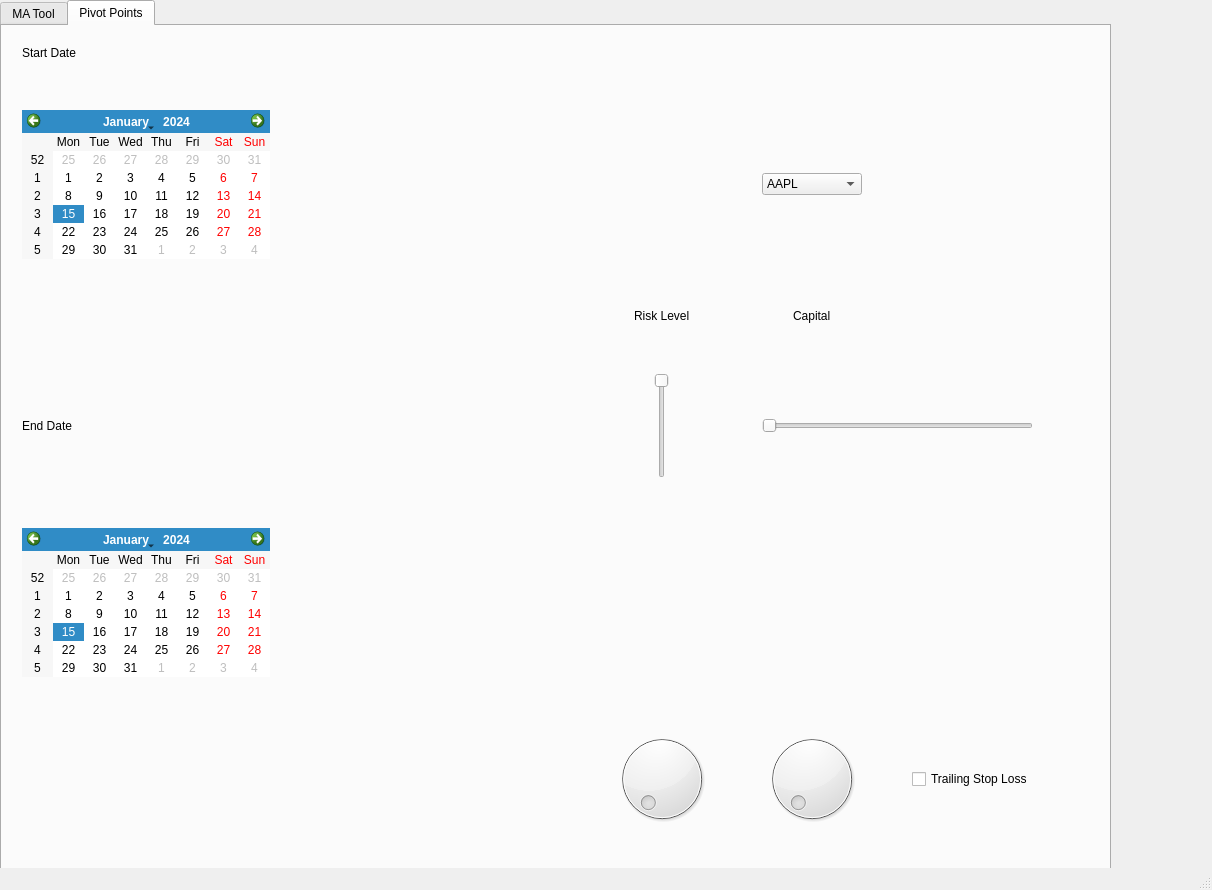
Above: gui.ui from MR-Crisp/Cryptobot before the change. Below: the same form after it.
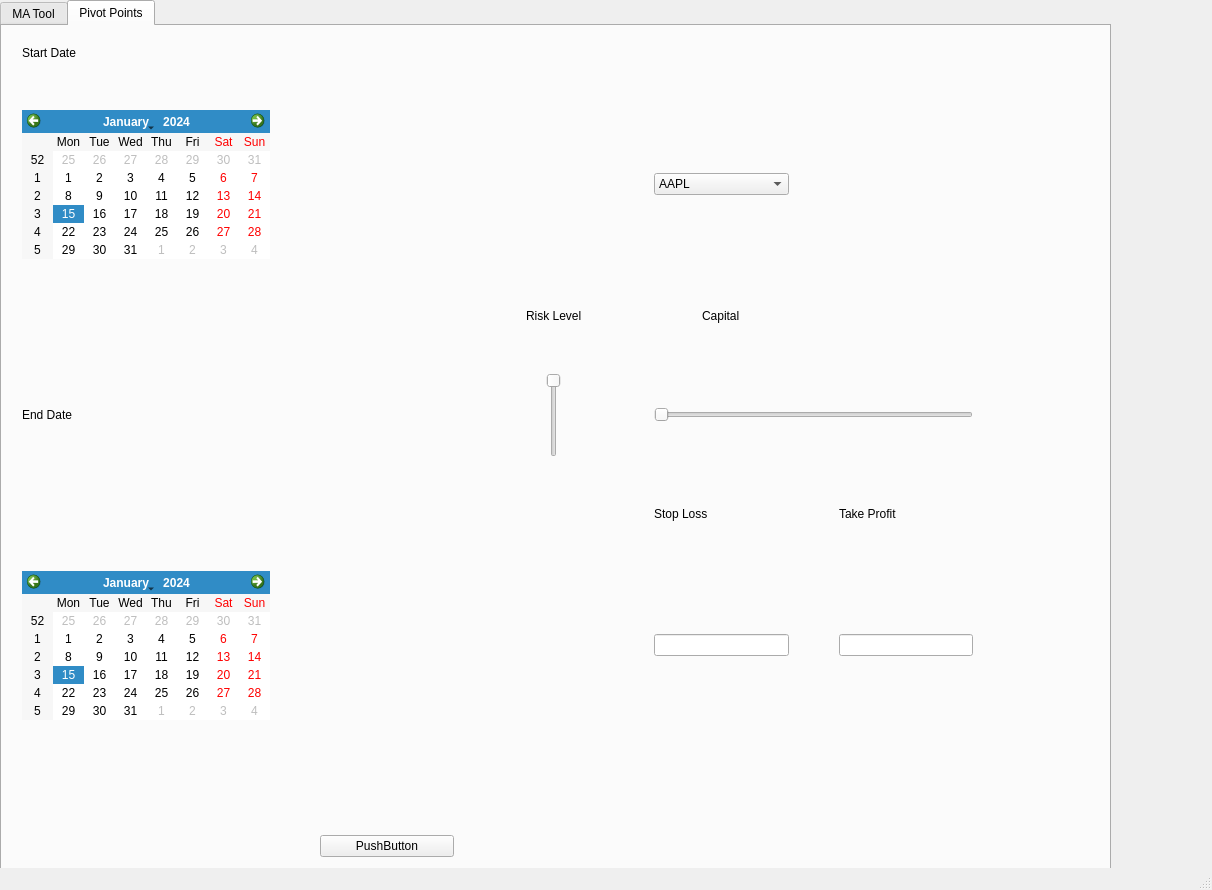
That is the form after the change.

What changed in the file:
```diff
--- a/gui.ui
+++ b/gui.ui
@@ -235,39 +235,45 @@
        <rect>
         <x>20</x>
         <y>20</y>
-        <width>1051</width>
-        <height>877</height>
+        <width>991</width>
+        <height>831</height>
        </rect>
       </property>
-      <layout class="QGridLayout" name="gridLayout" rowstretch="0,0,0,0,0,0,0,0" columnstretch="0,0,0,0,0,0">
+      <layout class="QGridLayout" name="gridLayout" rowstretch="0,0,0,0,0,0,0,0,0" columnstretch="0,0,0,0,0,0">
        <property name="sizeConstraint">
         <enum>QLayout::SetDefaultConstraint</enum>
        </property>
        <property name="spacing">
         <number>50</number>
        </property>
-       <item row="5" column="3">
-        <widget class="QDial" name="dial_2"/>
-       </item>
-       <item row="1" column="0">
-        <widget class="QCalendarWidget" name="tab2_StartDate"/>
-       </item>
-       <item row="0" column="0">
-        <widget class="QLabel" name="label_7">
-         <property name="text">
-          <string>Start Date</string>
+       <item row="5" column="1">
+        <spacer name="horizontalSpacer">
+         <property name="orientation">
+          <enum>Qt::Horizontal</enum>
          </property>
-        </widget>
+         <property name="sizeHint" stdset="0">
+          <size>
+           <width>40</width>
+           <height>20</height>
+          </size>
+         </property>
+        </spacer>
        </item>
-       <item row="2" column="3" alignment="Qt::AlignHCenter|Qt::AlignBottom">
-        <widget class="QLabel" name="tab2_capitalLabel">
-         <property name="text">
-          <string>Capital</string>
+       <item row="3" column="2" alignment="Qt::AlignHCenter">
+        <widget class="QSlider" name="tab2_riskSlider">
+         <property name="maximum">
+          <number>5</number>
          </property>
+         <property name="orientation">
+          <enum>Qt::Vertical</enum>
+         </property>
+         <property name="invertedAppearance">
+          <bool>true</bool>
+         </property>
         </widget>
        </item>
-       <item row="7" column="2">
-        <spacer name="horizontalSpacer_2">
+       <item row="1" column="4">
+        <spacer name="horizontalSpacer_5">
          <property name="orientation">
           <enum>Qt::Horizontal</enum>
          </property>
@@ -282,6 +288,48 @@
          </property>
         </spacer>
        </item>
+       <item row="3" column="3" colspan="2">
+        <widget class="QSlider" name="tab2_capitalSlider">
+         <property name="minimum">
+          <number>1</number>
+         </property>
+         <property name="maximum">
+          <number>10000</number>
+         </property>
+         <property name="orientation">
+          <enum>Qt::Horizontal</enum>
+         </property>
+        </widget>
+       </item>
+       <item row="6" column="1">
+        <spacer name="verticalSpacer">
+         <property name="orientation">
+          <enum>Qt::Vertical</enum>
+         </property>
+         <property name="sizeHint" stdset="0">
+          <size>
+           <width>20</width>
+           <height>40</height>
+          </size>
+         </property>
+        </spacer>
+       </item>
+       <item row="3" column="1">
+        <spacer name="verticalSpacer_2">
+         <property name="orientation">
+          <enum>Qt::Vertical</enum>
+         </property>
+         <property name="sizeType">
+          <enum>QSizePolicy::Fixed</enum>
+         </property>
+         <property name="sizeHint" stdset="0">
+          <size>
+           <width>20</width>
+           <height>40</height>
+          </size>
+         </property>
+        </spacer>
+       </item>
        <item row="2" column="2" alignment="Qt::AlignHCenter|Qt::AlignBottom">
         <widget class="QLabel" name="tab2_risklevelLabel">
          <property name="text">
@@ -313,15 +361,32 @@
          </item>
         </widget>
        </item>
-       <item row="6" column="1">
+       <item row="7" column="1">
         <widget class="QPushButton" name="tab2_pushbuttonMain">
          <property name="text">
           <string>PushButton</string>
          </property>
         </widget>
        </item>
-       <item row="1" column="4">
-        <spacer name="horizontalSpacer_5">
+       <item row="0" column="0">
+        <widget class="QLabel" name="label_7">
+         <property name="text">
+          <string>Start Date</string>
+         </property>
+        </widget>
+       </item>
+       <item row="1" column="0">
+        <widget class="QCalendarWidget" name="tab2_StartDate"/>
+       </item>
+       <item row="2" column="3" alignment="Qt::AlignHCenter|Qt::AlignBottom">
+        <widget class="QLabel" name="tab2_capitalLabel">
+         <property name="text">
+          <string>Capital</string>
+         </property>
+        </widget>
+       </item>
+       <item row="8" column="2">
+        <spacer name="horizontalSpacer_2">
          <property name="orientation">
           <enum>Qt::Horizontal</enum>
          </property>
@@ -336,82 +401,12 @@
          </property>
         </spacer>
        </item>
-       <item row="5" column="4">
-        <widget class="QCheckBox" name="tab2_checkBox">
-         <property name="text">
-          <string>Trailing Stop Loss</string>
-         </property>
-        </widget>
+       <item row="5" column="3">
+        <widget class="QLineEdit" name="StopLoss_tab2"/>
        </item>
-       <item row="5" column="1">
-        <spacer name="verticalSpacer">
-         <property name="orientation">
-          <enum>Qt::Vertical</enum>
-         </property>
-         <property name="sizeHint" stdset="0">
-          <size>
-           <width>20</width>
-           <height>40</height>
-          </size>
-         </property>
-        </spacer>
-       </item>
-       <item row="4" column="1">
-        <spacer name="horizontalSpacer">
-         <property name="orientation">
-          <enum>Qt::Horizontal</enum>
-         </property>
-         <property name="sizeHint" stdset="0">
-          <size>
-           <width>40</width>
-           <height>20</height>
-          </size>
-         </property>
-        </spacer>
-       </item>
-       <item row="3" column="2" alignment="Qt::AlignHCenter">
-        <widget class="QSlider" name="tab2_riskSlider">
-         <property name="orientation">
-          <enum>Qt::Vertical</enum>
-         </property>
-         <property name="invertedAppearance">
-          <bool>true</bool>
-         </property>
-        </widget>
-       </item>
-       <item row="3" column="1">
-        <spacer name="verticalSpacer_2">
-         <property name="orientation">
-          <enum>Qt::Vertical</enum>
-         </property>
-         <property name="sizeType">
-          <enum>QSizePolicy::Fixed</enum>
-         </property>
-         <property name="sizeHint" stdset="0">
-          <size>
-           <width>20</width>
-           <height>40</height>
-          </size>
-         </property>
-        </spacer>
-       </item>
-       <item row="3" column="3" colspan="2">
-        <widget class="QSlider" name="tab2_capitalSlider">
-         <property name="orientation">
-          <enum>Qt::Horizontal</enum>
-         </property>
-        </widget>
-       </item>
-       <item row="4" column="0">
+       <item row="5" column="0">
         <widget class="QCalendarWidget" name="tab2_endDate"/>
        </item>
-       <item row="5" column="2">
-        <widget class="QDial" name="dial">
-         <property name="invertedAppearance">
-          <bool>false</bool>
-         </property>
-        </widget>
-       </item>
        <item row="3" column="5">
         <spacer name="horizontalSpacer_6">
          <property name="orientation">
@@ -435,6 +430,23 @@
          </property>
         </widget>
        </item>
+       <item row="5" column="4">
+        <widget class="QLineEdit" name="TakeProfit_tab2"/>
+       </item>
+       <item row="4" column="3">
+        <widget class="QLabel" name="label_10">
+         <property name="text">
+          <string>Stop Loss</string>
+         </property>
+        </widget>
+       </item>
+       <item row="4" column="4">
+        <widget class="QLabel" name="label_11">
+         <property name="text">
+          <string>Take Profit</string>
+         </property>
+        </widget>
+       </item>
       </layout>
      </widget>
     </widget>
```
Left out of the diff: 156 changed lines with no effect on the pictures.
